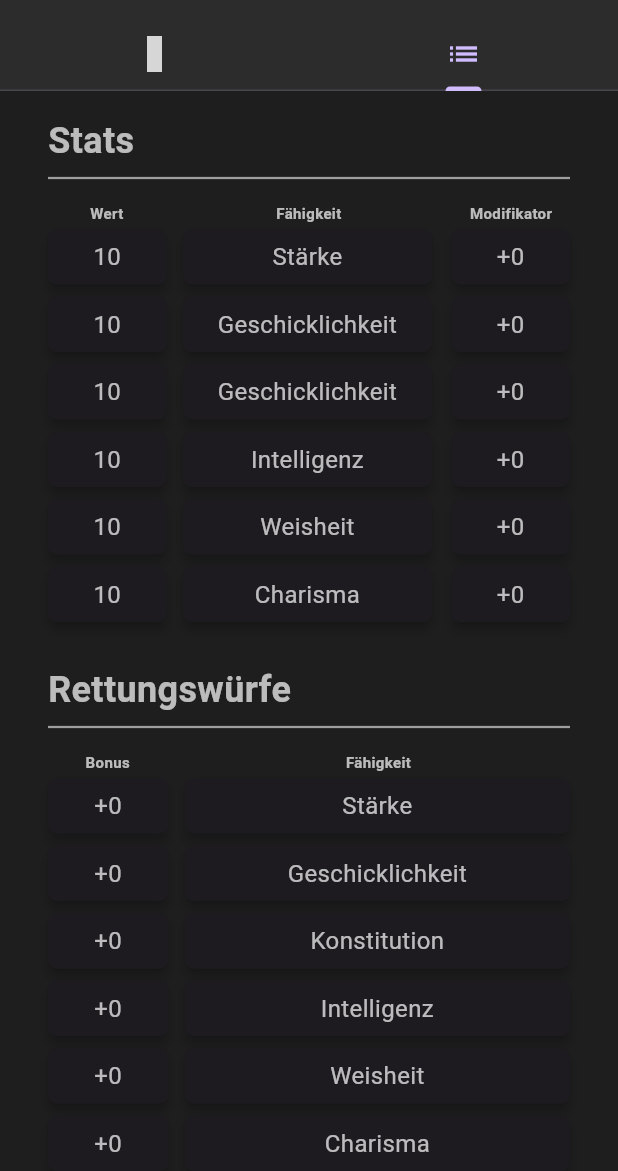
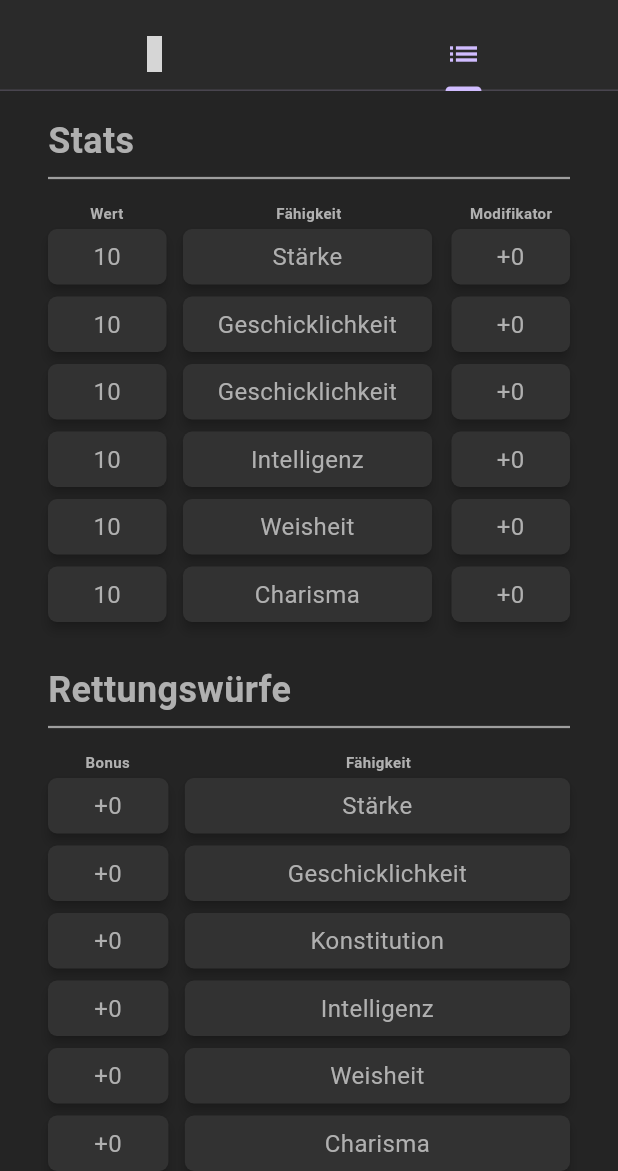
Before and after one commit to BonobosInc/dnd, a Flutter app: the CharacterView screen opened directly with empty values, tab 2 chosen, on a phone screen of 412 x 824 dp, the part 65-1236 px from its top. Run offline on Flutter 3.47's test engine with Material 3 defaults, Android fonts, the phone set to English and light mode, and no system bars; our stand-ins replace file_picker, material_design_icons_flutter, permission_handler, share_plus, shared_preferences, sqflite and 1 more; missing offline and left inert: app_installer, syncfusion_flutter_pdf, window_size; accounts and stored records are empty; network calls fail; statements that could not run were skipped; grey boxes are pictures that could not be loaded.

Commit message:
slight color update

```diff
--- a/lib/configs/colours.dart
+++ b/lib/configs/colours.dart
@@ -15,19 +15,19 @@ class AppColors {
   }
 
   static Color get primaryColor =>
-      isDarkMode ? const Color(0xFF1E1E1E) : const Color(0xFFF2F2F2);
+      isDarkMode ? const Color(0xFF242424) : const Color(0xFFF2F2F2);
   static Color get appBarColor =>
-      isDarkMode ? const Color(0xFF2C2C2C) : const Color(0xFFE0E0E0);
+      isDarkMode ? const Color(0xFF2A2A2A) : const Color(0xFFE0E0E0);
   static Color get cardColor =>
-      isDarkMode ? const Color(0xFF2C2C2C) : const Color(0xFFF5F5F5);
+      isDarkMode ? const Color(0xFF323232) : const Color(0xFFF5F5F5);
   static Color get borderColor =>
-      isDarkMode ? const Color(0xFF2C2C2C) : const Color(0xFFBDBDBD);
+      isDarkMode ? const Color(0xFF474747) : const Color(0xFFBDBDBD);
   static Color get dividerColor =>
-      isDarkMode ? const Color(0xFF888888) : const Color(0xFFB0B0B0);
+      isDarkMode ? const Color(0xFFAAAAAA) : const Color(0xFFB0B0B0);
   static Color get textColorLight =>
-      isDarkMode ? Colors.white : const Color(0xFF212121);
+      isDarkMode ? const Color(0xFFECECEC) : const Color(0xFF212121);
   static Color get textColorDark =>
-      isDarkMode ? Colors.white70 : const Color(0xFF424242);
+      isDarkMode ? const Color(0xFFB0B0B0) : const Color(0xFF424242);
   static Color get warningColor => const Color(0xFFB71C1C);
   static Color get missingHealth => isDarkMode
       ? const Color(0xFF581B10)
--- a/lib/views/character/mainstats_view.dart
+++ b/lib/views/character/mainstats_view.dart
@@ -1582,6 +1582,7 @@ class MainStatsPageState extends State<MainStatsPage> {
         SizedBox(
           height: 50,
           child: Card(
+            color: AppColors.cardColor,
             elevation: 3,
             shape: RoundedRectangleBorder(
               borderRadius: BorderRadius.circular(6),
@@ -1631,6 +1632,7 @@ class MainStatsPageState extends State<MainStatsPage> {
             SizedBox(
               height: 50,
               child: Card(
+                color: AppColors.cardColor,
                 elevation: 3,
                 shape: RoundedRectangleBorder(
                   borderRadius: BorderRadius.circular(6),
--- a/lib/views/character/stats_view.dart
+++ b/lib/views/character/stats_view.dart
@@ -1,3 +1,4 @@
+import 'package:dnd/configs/colours.dart';
 import 'package:flutter/material.dart';
 import 'package:dnd/classes/profile_manager.dart';
 import 'package:dnd/configs/defines.dart';
@@ -290,6 +291,7 @@ class StatsPageState extends State<StatsPage> {
                   SizedBox(
                     height: 45,
                     child: Card(
+                      color: AppColors.cardColor,
                       elevation: 3,
                       shape: RoundedRectangleBorder(
                         borderRadius: BorderRadius.circular(6),
@@ -315,6 +317,7 @@ class StatsPageState extends State<StatsPage> {
                 SizedBox(
                   height: 45,
                   child: Card(
+                    color: AppColors.cardColor,
                     elevation: 3,
                     shape: RoundedRectangleBorder(
                       borderRadius: BorderRadius.circular(6),
@@ -339,6 +342,7 @@ class StatsPageState extends State<StatsPage> {
                 SizedBox(
                   height: 45,
                   child: Card(
+                    color: AppColors.cardColor,
                     elevation: 3,
                     shape: RoundedRectangleBorder(
                       borderRadius: BorderRadius.circular(6),
@@ -492,6 +496,7 @@ class StatsPageState extends State<StatsPage> {
               child: SizedBox(
                 height: 45,
                 child: Card(
+                  color: AppColors.cardColor,
                   elevation: 3,
                   shape: RoundedRectangleBorder(
                     borderRadius: BorderRadius.circular(6),
@@ -513,6 +518,7 @@ class StatsPageState extends State<StatsPage> {
             child: SizedBox(
               height: 45,
               child: Card(
+                color: AppColors.cardColor,
                 elevation: 3,
                 shape: RoundedRectangleBorder(
                   borderRadius: BorderRadius.circular(6),
@@ -635,6 +641,7 @@ class StatsPageState extends State<StatsPage> {
               child: SizedBox(
                 height: 45,
                 child: Card(
+                  color: AppColors.cardColor,
                   elevation: 3,
                   shape: RoundedRectangleBorder(
                     borderRadius: BorderRadius.circular(6),
@@ -656,6 +663,7 @@ class StatsPageState extends State<StatsPage> {
             child: SizedBox(
               height: 45,
               child: Card(
+                color: AppColors.cardColor,
                 elevation: 3,
                 shape: RoundedRectangleBorder(
                   borderRadius: BorderRadius.circular(6),
```
